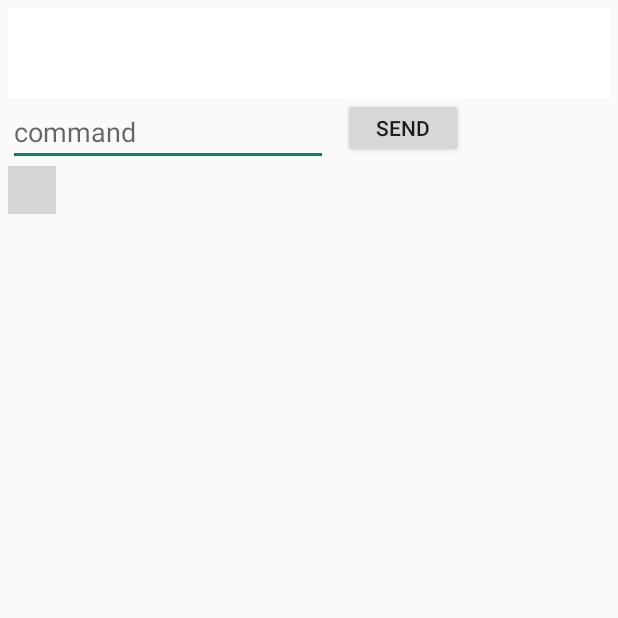
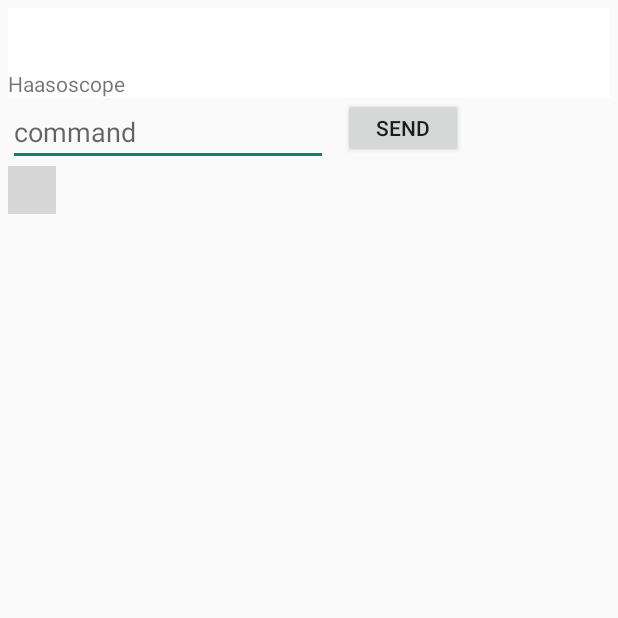
Before and after one commit to drandyhaas/Haasoscope, an Android app: the screen it shows after launch (MainActivity), on a phone screen of 412 x 824 dp, the top half of it. Run offline under Robolectric (Android 15) with nearby library versions, the phone set to English and light mode, and no system bars; libraries missing offline, so code that uses them is left out: com.felhr.usbserial, com.jjoe64.graphview; plain views replace GraphView; 57 statements that could not run were skipped; grey boxes are pictures that could not be loaded.

Commit message:
print version name at startup

```diff
--- a/android/example/src/main/java/com/felhr/serialportexample/MainActivity.java
+++ b/android/example/src/main/java/com/felhr/serialportexample/MainActivity.java
@@ -221,6 +221,8 @@ public class MainActivity extends AppCompatActivity {
 
         // a little kickstart for autogo...
         if (autogo) new kickstartThread().start();
+
+        display.append("Haasoscope "+BuildConfig.VERSION_NAME);
     }
 
     private boolean gotaneventlately=false;
```
